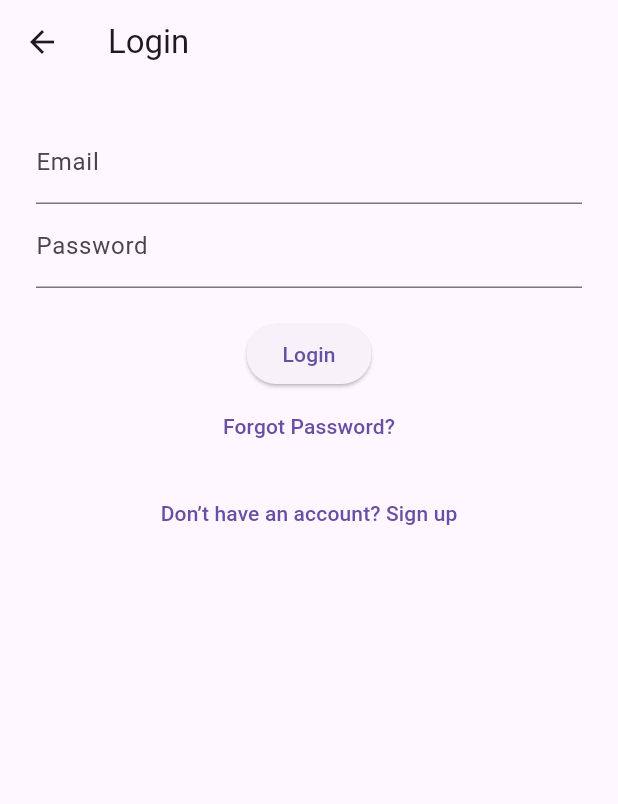
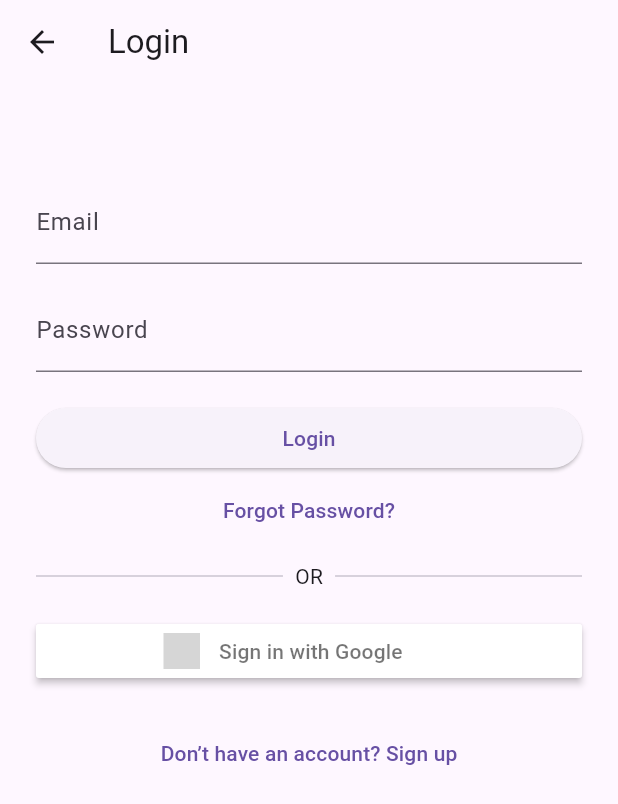
Before and after one commit to sathishpeduruarachchi/education_quiz_app, a Flutter app: the screen it shows after launch, after a tap on "Get Started", on a phone screen of 412 x 824 dp. Shown: the top 804 px of the screen. Run offline on Flutter 3.47's test engine with Material 3 defaults, Android fonts, the phone set to English and light mode, and no system bars; our stand-ins replace firebase_core, flutter_signin_button; accounts and stored records are empty; grey boxes are pictures that could not be loaded.

Commit message:
added button for sign with google autentication

```diff
--- a/lib/features/auth/presentation/screens/login_screen.dart
+++ b/lib/features/auth/presentation/screens/login_screen.dart
@@ -1,23 +1,29 @@
-// lib/presentation/features/auth/screens/login_screen.dart
-
 import 'package:edu_quiz_app/config/router/app_router.dart';
 import 'package:flutter/material.dart';
-
+import 'package:flutter_signin_button/flutter_signin_button.dart'; // Optional package for styled Google button
 
 class LoginScreen extends StatelessWidget {
   const LoginScreen({super.key});
 
   @override
   Widget build(BuildContext context) {
+    final size = MediaQuery.of(context).size;
+
     return Scaffold(
       appBar: AppBar(title: const Text('Login')),
-      body: Padding(
+      body: SingleChildScrollView(
         padding: const EdgeInsets.all(24),
+        child: Center(
+          child: ConstrainedBox(
+            constraints: const BoxConstraints(maxWidth: 400),
             child: Column(
+              crossAxisAlignment: CrossAxisAlignment.stretch,
               children: [
+                const SizedBox(height: 40),
                 const TextField(
                   decoration: InputDecoration(labelText: 'Email'),
                 ),
+                const SizedBox(height: 16),
                 const TextField(
                   decoration: InputDecoration(labelText: 'Password'),
                   obscureText: true,
@@ -36,6 +42,27 @@ class LoginScreen extends StatelessWidget {
                   child: const Text('Forgot Password?'),
                 ),
                 const SizedBox(height: 10),
+                Row(
+                  children: const [
+                    Expanded(child: Divider()),
+                    Padding(
+                      padding: EdgeInsets.symmetric(horizontal: 8),
+                      child: Text("OR"),
+                    ),
+                    Expanded(child: Divider()),
+                  ],
+                ),
+                const SizedBox(height: 16),
+
+                // Google Sign-In Button
+                SignInButton(
+                  Buttons.Google,
+                  onPressed: () {
+                    // Add Google sign-in logic here
+                  },
+                ),
+
+                const SizedBox(height: 20),
                 TextButton(
                   onPressed: () {
                     Navigator.pushNamed(context, AppRoutes.signup);
@@ -45,6 +72,8 @@ class LoginScreen extends StatelessWidget {
               ],
             ),
           ),
+        ),
+      ),
     );
   }
 }
```
Lines whose indentation alone changed are shown as unchanged.
